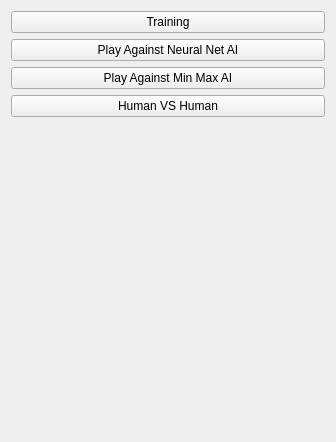
Qt form Main/include/UI/Chess/ChessMain.ui (Georg-S/AlphaZero) before a commit.
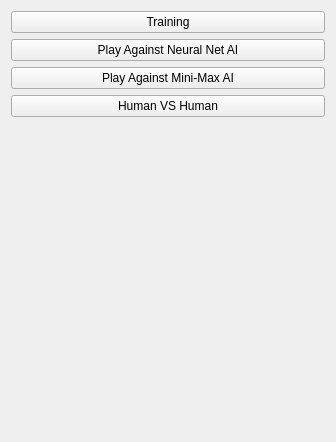
The same form after that commit.

Commit message: Rename MinMax to MiniMax

What changed in the file:
```diff
--- a/Main/include/UI/Chess/ChessMain.ui
+++ b/Main/include/UI/Chess/ChessMain.ui
@@ -31,7 +31,7 @@
    <item>
     <widget class="QPushButton" name="MinMaxButton">
      <property name="text">
-      <string>Play Against Min Max AI</string>
+      <string>Play Against Mini-Max AI</string>
      </property>
     </widget>
    </item>
```
Left out of the diff: 2 changed lines with no effect on the pictures. The commit also changes 37 other files.
